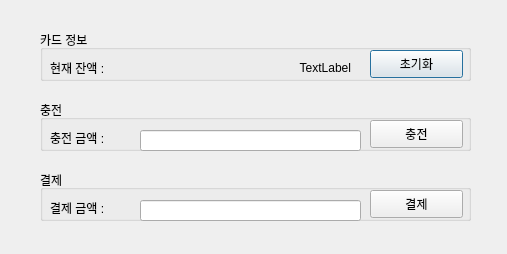
Before: the Qt Designer form SerboWay_GUI/PyQt/kiosk_UI/12_rfid.ui in roastB/addinedu-Advanced-ros-4th_ROS2-Project, drawn with Qt 5.
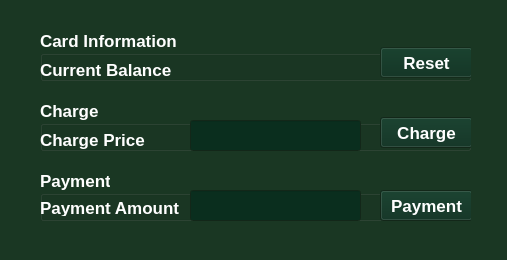
After: the same form once the commit is applied.

Commit message: PyQt : User GUI RFID 부분 Design 수정, Charge 뺀 버전 만들어두기

What changed in the file:
```diff
--- a/SerboWay_GUI/PyQt/kiosk_UI/12_rfid.ui
+++ b/SerboWay_GUI/PyQt/kiosk_UI/12_rfid.ui
@@ -7,9 +7,478 @@
     <x>0</x>
     <y>0</y>
     <width>507</width>
-    <height>254</height>
+    <height>260</height>
    </rect>
   </property>
+  <property name="palette">
+   <palette>
+    <active>
+     <colorrole role="WindowText">
+      <brush brushstyle="SolidPattern">
+       <color alpha="255">
+        <red>255</red>
+        <green>255</green>
+        <blue>255</blue>
+       </color>
+      </brush>
+     </colorrole>
+     <colorrole role="Button">
+      <brush brushstyle="SolidPattern">
+       <color alpha="255">
+        <red>10</red>
+        <green>46</green>
+        <blue>30</blue>
+       </color>
+      </brush>
+     </colorrole>
+     <colorrole role="Midlight">
+      <brush brushstyle="SolidPattern">
+       <color alpha="255">
+        <red>196</red>
+        <green>203</green>
+        <blue>193</blue>
+       </color>
+      </brush>
+     </colorrole>
+     <colorrole role="Dark">
+      <brush brushstyle="SolidPattern">
+       <color alpha="255">
+        <red>105</red>
+        <green>116</green>
+        <blue>101</blue>
+       </color>
+      </brush>
+     </colorrole>
+     <colorrole role="Mid">
+      <brush brushstyle="SolidPattern">
+       <color alpha="255">
+        <red>115</red>
+        <green>132</green>
+        <blue>108</blue>
+       </color>
+      </brush>
+     </colorrole>
+     <colorrole role="Text">
+      <brush brushstyle="SolidPattern">
+       <color alpha="255">
+        <red>255</red>
+        <green>255</green>
+        <blue>255</blue>
+       </color>
+      </brush>
+     </colorrole>
+     <colorrole role="BrightText">
+      <brush brushstyle="SolidPattern">
+       <color alpha="255">
+        <red>255</red>
+        <green>255</green>
+        <blue>255</blue>
+       </color>
+      </brush>
+     </colorrole>
+     <colorrole role="ButtonText">
+      <brush brushstyle="SolidPattern">
+       <color alpha="255">
+        <red>255</red>
+        <green>255</green>
+        <blue>255</blue>
+       </color>
+      </brush>
+     </colorrole>
+     <colorrole role="Base">
+      <brush brushstyle="SolidPattern">
+       <color alpha="255">
+        <red>10</red>
+        <green>46</green>
+        <blue>30</blue>
+       </color>
+      </brush>
+     </colorrole>
+     <colorrole role="Window">
+      <brush brushstyle="SolidPattern">
+       <color alpha="255">
+        <red>26</red>
+        <green>55</green>
+        <blue>35</blue>
+       </color>
+      </brush>
+     </colorrole>
+     <colorrole role="Highlight">
+      <brush brushstyle="SolidPattern">
+       <color alpha="255">
+        <red>26</red>
+        <green>55</green>
+        <blue>35</blue>
+       </color>
+      </brush>
+     </colorrole>
+     <colorrole role="HighlightedText">
+      <brush brushstyle="SolidPattern">
+       <color alpha="255">
+        <red>254</red>
+        <green>239</green>
+        <blue>197</blue>
+       </color>
+      </brush>
+     </colorrole>
+     <colorrole role="LinkVisited">
+      <brush brushstyle="SolidPattern">
+       <color alpha="255">
+        <red>205</red>
+        <green>171</green>
+        <blue>143</blue>
+       </color>
+      </brush>
+     </colorrole>
+     <colorrole role="AlternateBase">
+      <brush brushstyle="SolidPattern">
+       <color alpha="255">
+        <red>69</red>
+        <green>80</green>
+        <blue>65</blue>
+       </color>
+      </brush>
+     </colorrole>
+     <colorrole role="ToolTipBase">
+      <brush brushstyle="SolidPattern">
+       <color alpha="255">
+        <red>255</red>
+        <green>246</green>
+        <blue>242</blue>
+       </color>
+      </brush>
+     </colorrole>
+     <colorrole role="ToolTipText">
+      <brush brushstyle="SolidPattern">
+       <color alpha="255">
+        <red>255</red>
+        <green>255</green>
+        <blue>255</blue>
+       </color>
+      </brush>
+     </colorrole>
+     <colorrole role="PlaceholderText">
+      <brush brushstyle="SolidPattern">
+       <color alpha="255">
+        <red>105</red>
+        <green>116</green>
+        <blue>101</blue>
+       </color>
+      </brush>
+     </colorrole>
+    </active>
+    <inactive>
+     <colorrole role="WindowText">
+      <brush brushstyle="SolidPattern">
+       <color alpha="255">
+        <red>255</red>
+        <green>255</green>
+        <blue>255</blue>
+       </color>
+      </brush>
+     </colorrole>
+     <colorrole role="Button">
+      <brush brushstyle="SolidPattern">
+       <color alpha="255">
+        <red>10</red>
+        <green>46</green>
+        <blue>30</blue>
+       </color>
+      </brush>
+     </colorrole>
+     <colorrole role="Midlight">
+      <brush brushstyle="SolidPattern">
+       <color alpha="255">
+        <red>196</red>
+        <green>203</green>
+        <blue>193</blue>
+       </color>
+      </brush>
+     </colorrole>
+     <colorrole role="Dark">
+      <brush brushstyle="SolidPattern">
+       <color alpha="255">
+        <red>105</red>
+        <green>116</green>
+        <blue>101</blue>
+       </color>
+      </brush>
+     </colorrole>
+     <colorrole role="Mid">
+      <brush brushstyle="SolidPattern">
+       <color alpha="255">
+        <red>115</red>
+        <green>132</green>
+        <blue>108</blue>
+       </color>
+      </brush>
+     </colorrole>
+     <colorrole role="Text">
+      <brush brushstyle="SolidPattern">
+       <color alpha="255">
+        <red>255</red>
+        <green>255</green>
+        <blue>255</blue>
+       </color>
+      </brush>
+     </colorrole>
+     <colorrole role="BrightText">
+      <brush brushstyle="SolidPattern">
+       <color alpha="255">
+        <red>255</red>
+        <green>255</green>
+        <blue>255</blue>
+       </color>
+      </brush>
+     </colorrole>
+     <colorrole role="ButtonText">
+      <brush brushstyle="SolidPattern">
+       <color alpha="255">
+        <red>255</red>
+        <green>255</green>
+        <blue>255</blue>
+       </color>
+      </brush>
+     </colorrole>
+     <colorrole role="Base">
+      <brush brushstyle="SolidPattern">
+       <color alpha="255">
+        <red>10</red>
+        <green>46</green>
+        <blue>30</blue>
+       </color>
+      </brush>
+     </colorrole>
+     <colorrole role="Window">
+      <brush brushstyle="SolidPattern">
+       <color alpha="255">
+        <red>26</red>
+        <green>55</green>
+        <blue>35</blue>
+       </color>
+      </brush>
+     </colorrole>
+     <colorrole role="Highlight">
+      <brush brushstyle="SolidPattern">
+       <color alpha="255">
+        <red>26</red>
+        <green>55</green>
+        <blue>35</blue>
+       </color>
+      </brush>
+     </colorrole>
+     <colorrole role="HighlightedText">
+      <brush brushstyle="SolidPattern">
+       <color alpha="255">
+        <red>254</red>
+        <green>239</green>
+        <blue>197</blue>
+       </color>
+      </brush>
+     </colorrole>
+     <colorrole role="LinkVisited">
+      <brush brushstyle="SolidPattern">
+       <color alpha="255">
+        <red>205</red>
+        <green>171</green>
+        <blue>143</blue>
+       </color>
+      </brush>
+     </colorrole>
+     <colorrole role="AlternateBase">
+      <brush brushstyle="SolidPattern">
+       <color alpha="255">
+        <red>69</red>
+        <green>80</green>
+        <blue>65</blue>
+       </color>
+      </brush>
+     </colorrole>
+     <colorrole role="ToolTipBase">
+      <brush brushstyle="SolidPattern">
+       <color alpha="255">
+        <red>255</red>
+        <green>246</green>
+        <blue>242</blue>
+       </color>
+      </brush>
+     </colorrole>
+     <colorrole role="ToolTipText">
+      <brush brushstyle="SolidPattern">
+       <color alpha="255">
+        <red>255</red>
+        <green>255</green>
+        <blue>255</blue>
+       </color>
+      </brush>
+     </colorrole>
+     <colorrole role="PlaceholderText">
+      <brush brushstyle="SolidPattern">
+       <color alpha="255">
+        <red>105</red>
+        <green>116</green>
+        <blue>101</blue>
+       </color>
+      </brush>
+     </colorrole>
+    </inactive>
+    <disabled>
+     <colorrole role="WindowText">
+      <brush brushstyle="SolidPattern">
+       <color alpha="255">
+        <red>105</red>
+        <green>116</green>
+        <blue>101</blue>
+       </color>
+      </brush>
+     </colorrole>
+     <colorrole role="Button">
+      <brush brushstyle="SolidPattern">
+       <color alpha="255">
+        <red>10</red>
+        <green>46</green>
+        <blue>30</blue>
+       </color>
+      </brush>
+     </colorrole>
+     <colorrole role="Midlight">
+      <brush brushstyle="SolidPattern">
+       <color alpha="255">
+        <red>196</red>
+        <green>203</green>
+        <blue>193</blue>
+       </color>
+      </brush>
+     </colorrole>
+     <colorrole role="Dark">
+      <brush brushstyle="SolidPattern">
+       <color alpha="255">
+        <red>105</red>
+        <green>116</green>
+        <blue>101</blue>
+       </color>
+      </brush>
+     </colorrole>
+     <colorrole role="Mid">
+      <brush brushstyle="SolidPattern">
+       <color alpha="255">
+        <red>115</red>
+        <green>132</green>
+        <blue>108</blue>
+       </color>
+      </brush>
+     </colorrole>
+     <colorrole role="Text">
+      <brush brushstyle="SolidPattern">
+       <color alpha="255">
+        <red>105</red>
+        <green>116</green>
+        <blue>101</blue>
+       </color>
+      </brush>
+     </colorrole>
+     <colorrole role="BrightText">
+      <brush brushstyle="SolidPattern">
+       <color alpha="255">
+        <red>255</red>
+        <green>255</green>
+        <blue>255</blue>
+       </color>
+      </brush>
+     </colorrole>
+     <colorrole role="ButtonText">
+      <brush brushstyle="SolidPattern">
+       <color alpha="255">
+        <red>105</red>
+        <green>116</green>
+        <blue>101</blue>
+       </color>
+      </brush>
+     </colorrole>
+     <colorrole role="Base">
+      <brush brushstyle="SolidPattern">
+       <color alpha="255">
+        <red>26</red>
+        <green>55</green>
+        <blue>35</blue>
+       </color>
+      </brush>
+     </colorrole>
+     <colorrole role="Window">
+      <brush brushstyle="SolidPattern">
+       <color alpha="255">
+        <red>26</red>
+        <green>55</green>
+        <blue>35</blue>
+       </color>
+      </brush>
+     </colorrole>
+     <colorrole role="Highlight">
+      <brush brushstyle="SolidPattern">
+       <color alpha="255">
+        <red>145</red>
+        <green>145</green>
+        <blue>145</blue>
+       </color>
+      </brush>
+     </colorrole>
+     <colorrole role="HighlightedText">
+      <brush brushstyle="SolidPattern">
+       <color alpha="255">
+        <red>254</red>
+        <green>239</green>
+        <blue>197</blue>
+       </color>
+      </brush>
+     </colorrole>
+     <colorrole role="LinkVisited">
+      <brush brushstyle="SolidPattern">
+       <color alpha="255">
+        <red>205</red>
+        <green>171</green>
+        <blue>143</blue>
+       </color>
+      </brush>
+     </colorrole>
+     <colorrole role="AlternateBase">
+      <brush brushstyle="SolidPattern">
+       <color alpha="255">
+        <red>69</red>
+        <green>80</green>
+        <blue>65</blue>
+       </color>
+      </brush>
+     </colorrole>
+     <colorrole role="ToolTipBase">
+      <brush brushstyle="SolidPattern">
+       <color alpha="255">
+        <red>255</red>
+        <green>246</green>
+        <blue>242</blue>
+       </color>
+      </brush>
+     </colorrole>
+     <colorrole role="ToolTipText">
+      <brush brushstyle="SolidPattern">
+       <color alpha="255">
+        <red>255</red>
+        <green>255</green>
+        <blue>255</blue>
+       </color>
+      </brush>
+     </colorrole>
+     <colorrole role="PlaceholderText">
+      <brush brushstyle="SolidPattern">
+       <color alpha="255">
+        <red>105</red>
+        <green>116</green>
+        <blue>101</blue>
+       </color>
+      </brush>
+     </colorrole>
+    </disabled>
+   </palette>
+  </property>
   <property name="windowTitle">
    <string>Dialog</string>
   </property>
@@ -22,46 +491,74 @@
      <height>51</height>
     </rect>
    </property>
+   <property name="font">
+    <font>
+     <pointsize>13</pointsize>
+     <weight>75</weight>
+     <bold>true</bold>
+    </font>
+   </property>
    <property name="title">
-    <string>카드 정보</string>
+    <string>Card Information</string>
    </property>
    <widget class="QPushButton" name="resetButton">
     <property name="geometry">
      <rect>
-      <x>330</x>
-      <y>20</y>
+      <x>340</x>
+      <y>17</y>
       <width>93</width>
-      <height>28</height>
+      <height>31</height>
      </rect>
     </property>
+    <property name="font">
+     <font>
+      <pointsize>13</pointsize>
+      <weight>75</weight>
+      <bold>true</bold>
+     </font>
+    </property>
     <property name="text">
-     <string>초기화</string>
+     <string>Reset</string>
     </property>
    </widget>
    <widget class="QLabel" name="label_3">
     <property name="geometry">
      <rect>
-      <x>10</x>
+      <x>0</x>
       <y>30</y>
-      <width>81</width>
-      <height>16</height>
+      <width>131</width>
+      <height>20</height>
      </rect>
     </property>
+    <property name="font">
+     <font>
+      <pointsize>13</pointsize>
+      <weight>75</weight>
+      <bold>true</bold>
+     </font>
+    </property>
     <property name="text">
-     <string>현재 잔액 : </string>
+     <string>Current Balance</string>
     </property>
    </widget>
    <widget class="QLabel" name="totalLabel">
     <property name="geometry">
      <rect>
-      <x>100</x>
+      <x>150</x>
       <y>30</y>
-      <width>211</width>
-      <height>16</height>
+      <width>171</width>
+      <height>20</height>
      </rect>
     </property>
+    <property name="font">
+     <font>
+      <pointsize>13</pointsize>
+      <weight>75</weight>
+      <bold>true</bold>
+     </font>
+    </property>
     <property name="text">
-     <string>TextLabel</string>
+     <string/>
     </property>
     <property name="alignment">
      <set>Qt::AlignRight|Qt::AlignTrailing|Qt::AlignVCenter</set>
@@ -77,42 +574,63 @@
      <height>51</height>
     </rect>
    </property>
+   <property name="font">
+    <font>
+     <pointsize>13</pointsize>
+     <weight>75</weight>
+     <bold>true</bold>
+    </font>
+   </property>
    <property name="title">
-    <string>충전</string>
+    <string>Charge</string>
    </property>
    <widget class="QPushButton" name="chargeButton">
     <property name="geometry">
      <rect>
-      <x>330</x>
-      <y>20</y>
+      <x>340</x>
+      <y>17</y>
       <width>93</width>
-      <height>28</height>
+      <height>31</height>
      </rect>
     </property>
+    <property name="font">
+     <font>
+      <pointsize>13</pointsize>
+      <weight>75</weight>
+      <bold>true</bold>
+     </font>
+    </property>
     <property name="text">
-     <string>충전</string>
+     <string>Charge</string>
     </property>
    </widget>
    <widget class="QLabel" name="label">
     <property name="geometry">
      <rect>
-      <x>10</x>
+      <x>0</x>
       <y>30</y>
-      <width>81</width>
-      <height>16</height>
+      <width>111</width>
+      <height>20</height>
      </rect>
     </property>
+    <property name="font">
+     <font>
+      <pointsize>13</pointsize>
+      <weight>75</weight>
+      <bold>true</bold>
+     </font>
+    </property>
     <property name="text">
-     <string>충전 금액 : </string>
+     <string>Charge Price </string>
     </property>
    </widget>
    <widget class="QLineEdit" name="chargeEdit">
     <property name="geometry">
      <rect>
-      <x>100</x>
-      <y>30</y>
-      <width>221</width>
-      <height>21</height>
+      <x>150</x>
+      <y>20</y>
+      <width>171</width>
+      <height>31</height>
      </rect>
     </property>
    </widget>
@@ -126,44 +644,68 @@
      <height>51</height>
     </rect>
    </property>
+   <property name="font">
+    <font>
+     <pointsize>13</pointsize>
+     <weight>75</weight>
+     <bold>true</bold>
+    </font>
+   </property>
    <property name="title">
-    <string>결제</string>
+    <string>Payment</string>
    </property>
    <widget class="QPushButton" name="paymentButton">
     <property name="geometry">
      <rect>
-      <x>330</x>
+      <x>340</x>
       <y>20</y>
       <width>93</width>
-      <height>28</height>
+      <height>31</height>
      </rect>
     </property>
+    <property name="font">
+     <font>
+      <pointsize>13</pointsize>
+      <weight>75</weight>
+      <bold>true</bold>
+     </font>
+    </property>
     <property name="text">
-     <string>결제</string>
+     <string>Payment</string>
     </property>
    </widget>
    <widget class="QLabel" name="label_2">
     <property name="geometry">
      <rect>
-      <x>10</x>
+      <x>0</x>
       <y>30</y>
-      <width>81</width>
+      <width>161</width>
       <height>16</height>
      </rect>
     </property>
+    <property name="font">
+     <font>
+      <pointsize>13</pointsize>
+      <weight>75</weight>
+      <bold>true</bold>
+     </font>
+    </property>
     <property name="text">
-     <string>결제 금액 : </string>
+     <string>Payment Amount</string>
     </property>
    </widget>
    <widget class="QLineEdit" name="paymentEdit">
     <property name="geometry">
      <rect>
-      <x>100</x>
-      <y>30</y>
-      <width>221</width>
-      <height>21</height>
+      <x>150</x>
+      <y>20</y>
+      <width>171</width>
+      <height>31</height>
      </rect>
     </property>
+    <property name="text">
+     <string/>
+    </property>
    </widget>
   </widget>
  </widget>
```
The commit also changes 1 other file.
